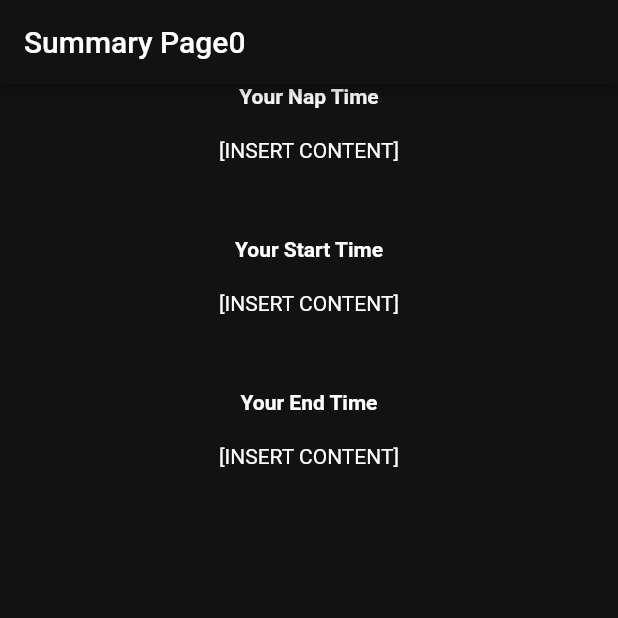
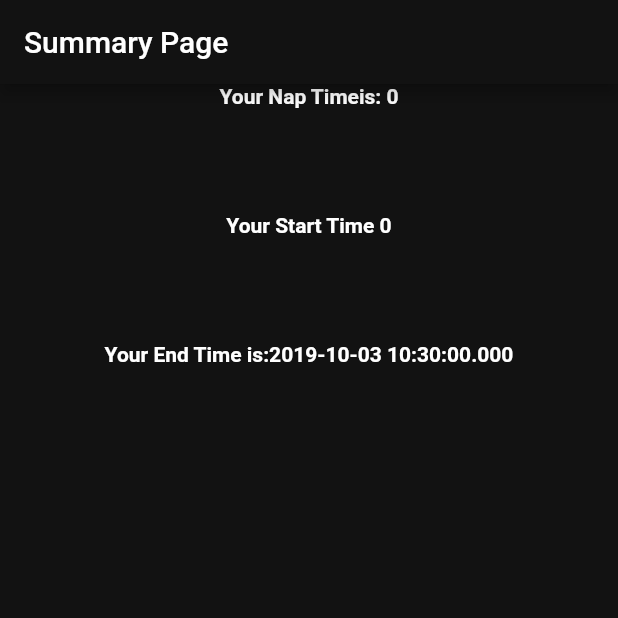
Before and after one commit to TimProctorAUT/NapApp, a Flutter app: the NapTimer screen opened directly with empty values, after a tap on "See Summary", on a phone screen of 412 x 824 dp, the top half of it. Run offline on Flutter 3.47's test engine with Material 2 defaults, Android fonts, the phone set to English and light mode, and no system bars; our stand-ins replace audioplayers, charts_flutter, flutter_html, wakelock, webview_flutter; missing offline and left inert: flutter_ringtone_player, vibrate.

Commit message:
Update testDataPage.dart

```diff
--- a/nap_app/lib/views/testDataPage.dart
+++ b/nap_app/lib/views/testDataPage.dart
@@ -31,8 +31,18 @@
 
   @override
   Widget build(BuildContext context) {
-    int  hello = widget.settings.napLength;
-    String oneAsString = hello.toString();
+
+    int  napLength = widget.settings.napLength;
+    String napLength1 = napLength.toString();
+
+    int elapsedTime =widget.settings.elapsedTime;
+    String elapsedTime1 = elapsedTime.toString();
+
+    var date2 = DateTime.now();
+    String stringValue = date2.toString();
+
+
+
     return MaterialApp(
       title: 'NapApp Menu Tests',
       theme: ThemeData(
@@ -45,7 +55,7 @@
       home: Scaffold(
         appBar: AppBar(
 
-          title: Text('Summary Page'+ oneAsString),
+          title: Text('Summary Page'),
 
         ),
         body: Row(
@@ -58,17 +68,13 @@
 
 
             Text(
-              'Your Nap Time',
+              'Your Nap Timeis: '+ napLength1,
               style: TextStyle(color: Colors.white, fontWeight: FontWeight.bold),
 
             ),
             Container(height: 20,),
 
-            Text(
-              '[INSERT CONTENT]',
-              overflow: TextOverflow.clip,
-              style: TextStyle(color: Colors.white),
-            ),
+
 
             Container(
               height: 50,
@@ -76,19 +82,12 @@
             ),
 
             Text(
-              'Your Start Time' ,
+              'Your Start Time ' + elapsedTime1,
               style: TextStyle(color: Colors.white, fontWeight: FontWeight.bold),
 
             ),
             Container(height: 20,),
 
-
-            Text(
-
-              '[INSERT CONTENT]',
-              overflow: TextOverflow.clip,
-              style: TextStyle(color: Colors.white),
-            ),
 
             Container(
               height: 50,
@@ -96,17 +95,12 @@
             ),
 
             Text(
-              'Your End Time',
+              'Your End Time is:'+ stringValue,
               style: TextStyle(color: Colors.white, fontWeight: FontWeight.bold),
 
             ),
             Container(height: 20,),
 
-            Text(
-              '[INSERT CONTENT]',
-              overflow: TextOverflow.clip,
-              style: TextStyle(color: Colors.white),
-            ),
 
           ],
         ),
```
